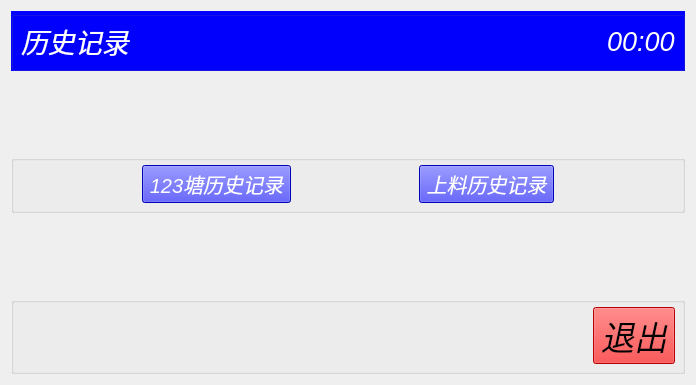
First picture: the form in chengyi_Qt4linux/form_history.ui, repository wsh01/batch-feeder, before the edit.
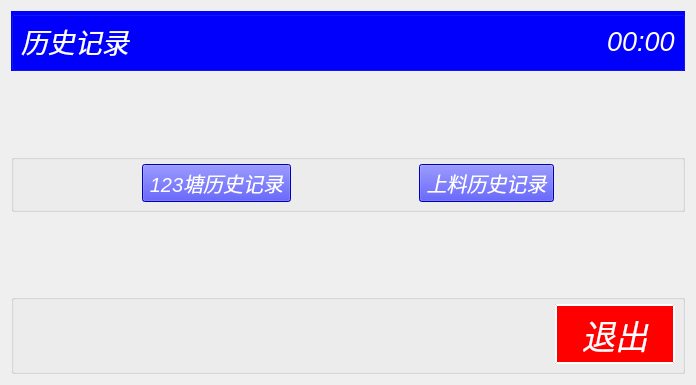
Second picture: the form after the edit.

```diff
--- a/chengyi_Qt4linux/form_history.ui
+++ b/chengyi_Qt4linux/form_history.ui
@@ -221,6 +221,18 @@
       </item>
       <item row="0" column="1">
        <widget class="QPushButton" name="btn_Quit">
+        <property name="minimumSize">
+         <size>
+          <width>120</width>
+          <height>60</height>
+         </size>
+        </property>
+        <property name="maximumSize">
+         <size>
+          <width>120</width>
+          <height>60</height>
+         </size>
+        </property>
         <property name="font">
          <font>
           <pointsize>25</pointsize>
@@ -229,7 +241,12 @@
         </property>
         <property name="styleSheet">
          <string notr="true">QPushButton { background-color:rgb(255, 0, 0);} 
-QPushButton:hover { background-color: rgb(255, 50, 0); }</string>
+QPushButton:hover { background-color: rgb(255, 50, 0); }
+QPushButton {color:rgb(255, 255, 255);
+                             border-style: outset;
+                           	border-width: 2px;
+	                         border-color: white;}
+</string>
         </property>
         <property name="text">
          <string>退出</string>
```
